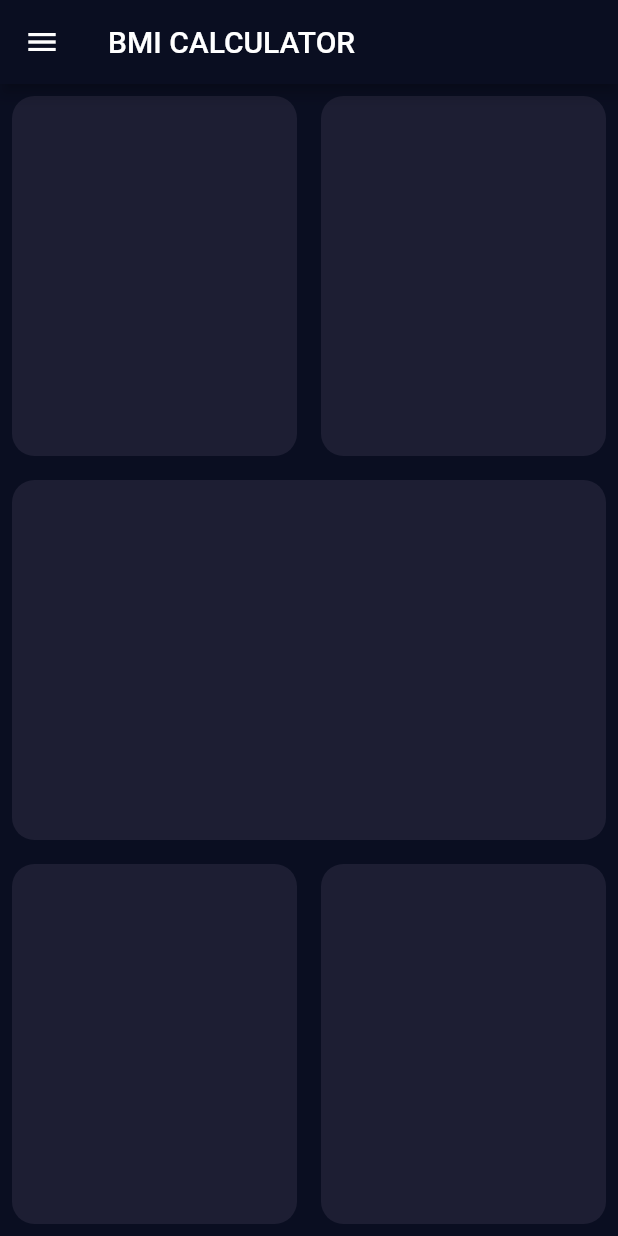
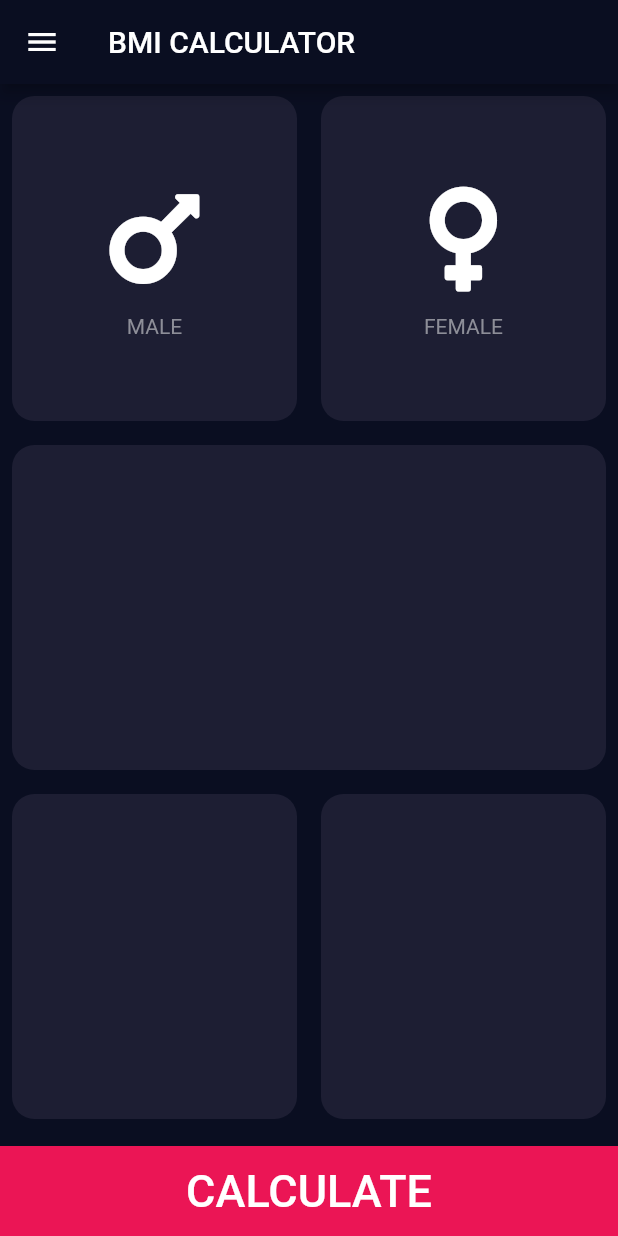
Before and after one commit to abubakarflutter/bmi_calculator_app, a Flutter app: the screen it shows after launch, on a phone screen of 412 x 824 dp. Run offline on Flutter 3.47's test engine with Material 2 defaults, Android fonts, the phone set to English and light mode, and no system bars; our stand-ins replace font_awesome_flutter.

Commit message:
Third Commit with Changing

```diff
--- /dev/null
+++ b/lib/build_card.dart
@@ -0,0 +1,22 @@
+import 'package:flutter/material.dart';
+
+class BuildCard extends StatelessWidget {
+
+  BuildCard({@required this.colour, this.cardData});
+
+  final Color colour;
+
+  final Widget cardData;
+
+  @override
+  Widget build(BuildContext context) {
+    return Container(
+      child: cardData,
+      margin: EdgeInsets.all(8.0),
+      decoration: BoxDecoration(
+        color: colour,
+        borderRadius: BorderRadius.circular(15.0),
+      ),
+    );
+  }
+}
--- /dev/null
+++ b/lib/card_inside_data.dart
@@ -0,0 +1,29 @@
+import 'package:flutter/material.dart';
+
+const cardInsideTextColor = Color(0xFF8D8E98);
+
+// ignore: camel_case_types
+class cardInsideData extends StatelessWidget {
+
+  cardInsideData({@required this.textLabel, this.cardIcon});
+
+  final String textLabel;
+  final IconData cardIcon;
+
+  @override
+  Widget build(BuildContext context) {
+    return Column(
+      mainAxisAlignment: MainAxisAlignment.center,
+      children: [
+        Icon(
+            cardIcon,
+            size: 80
+        ),
+        SizedBox(height: 10.0,),
+        Text(textLabel, style: TextStyle(
+            color: cardInsideTextColor
+        ),)
+      ],
+    );
+  }
+}
--- a/lib/main_screen.dart
+++ b/lib/main_screen.dart
@@ -1,5 +1,13 @@
+import 'package:flutter/cupertino.dart';
 import 'package:flutter/material.dart';
+import 'package:font_awesome_flutter/font_awesome_flutter.dart';
+import 'build_card.dart';
+import 'card_inside_data.dart';
 
+
+const cardColor = Color(0xFF1D1E33);
+const bottomContainerColor = Color(0xFFEB1555);
+const cardInsideTextColor = Color(0xFF8D8E98);
 
 class MainScreen extends StatefulWidget {
   @override
@@ -9,20 +17,15 @@ class MainScreen extends StatefulWidget {
 class _MainScreenState extends State<MainScreen> {
   @override
   Widget build(BuildContext context) {
-    return SafeArea(
-      child: Scaffold(
-        drawer: Drawer(
-          child: Padding(
-            padding: const EdgeInsets.all(16.0),
-            child: Text(
+    return Scaffold(
+      drawer: Text(
         'This a simple BMI Calculator',
         style: TextStyle(
           fontSize: 20.0,
         ),
       ),
-          ),
-        ),
       appBar: AppBar(
+        leading: Icon(Icons.menu),
         title: Text('BMI CALCULATOR',
           ),
       ),
@@ -30,37 +33,41 @@ class _MainScreenState extends State<MainScreen> {
         children: [
           Expanded(child: Row(
             children: [
-                Expanded(child: BuildCard(colour: Color(0xFF1D1E33),),),
-                Expanded(child: BuildCard(colour: Color(0xFF1D1E33),),),
+              Expanded(child: BuildCard(colour: cardColor,
+                cardData: cardInsideData(textLabel: 'MALE',cardIcon: FontAwesomeIcons.mars),
+              ),
+              ),
+              Expanded(child: BuildCard(colour:cardColor,
+                cardData: cardInsideData(textLabel: 'FEMALE', cardIcon: FontAwesomeIcons.venus),
+
+              ),),
             ],
           )),
-            Expanded(child: BuildCard(colour: Color(0xFF1D1E33),),),
+          Expanded(child: BuildCard(colour: cardColor),),
           Expanded(child: Row(
             children: [
-                Expanded(child: BuildCard(colour: Color(0xFF1D1E33),),),
-                Expanded(child: BuildCard(colour: Color(0xFF1D1E33),),),
+              Expanded(child: BuildCard(colour: cardColor),),
+              Expanded(child: BuildCard(colour: cardColor),),
             ],
-            )),
+          ),),
+          Container(
+            margin: EdgeInsets.only(top: 10.0),
+            color: bottomContainerColor,
+            height: 60,
+            width: double.infinity,
+            child: TextButton(
+              onPressed: (){},
+              child: Text(
+                'CALCULATE',
+                style: TextStyle(
+                  color: Colors.white,
+                  fontSize: 30.0
+                ),
+              ),
+            ),
+          )
         ],
-        ),
       ),
     );
   }
 }
-
-class BuildCard extends StatelessWidget {
-
-  BuildCard({@required this.colour});
-
-  final Color colour;
-  @override
-  Widget build(BuildContext context) {
-    return Container(
-      margin: EdgeInsets.all(8.0),
-      decoration: BoxDecoration(
-        color: colour,
-        borderRadius: BorderRadius.circular(15.0),
-      ),
-    );
-  }
-}
```
Also changed, not shown: pubspec.yaml (+1 -40 lines), pubspec.lock. Lines whose indentation alone changed are shown as unchanged.
